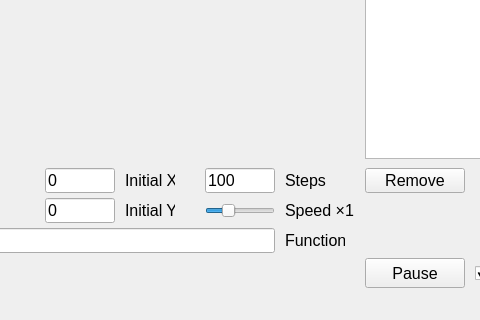
Before: the Qt Designer form ui_templates/optimizers_pyqt_ui.ui in EpicDima/Optimizers, drawn with Qt 5; both pictures show x 95 to 575 and y 331 to 651 of the 767 by 651 pixel window.
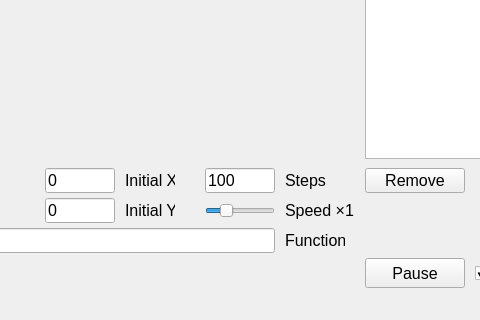
After: the same form once the commit is applied.

Commit message: Увеличена максимальная скорость анимации до х64

Patch:
```diff
--- a/ui_templates/optimizers_pyqt_ui.ui
+++ b/ui_templates/optimizers_pyqt_ui.ui
@@ -225,7 +225,7 @@
      <number>-2</number>
     </property>
     <property name="maximum">
-     <number>5</number>
+     <number>6</number>
     </property>
     <property name="pageStep">
      <number>1</number>
```
The commit also changes 1 other file.
